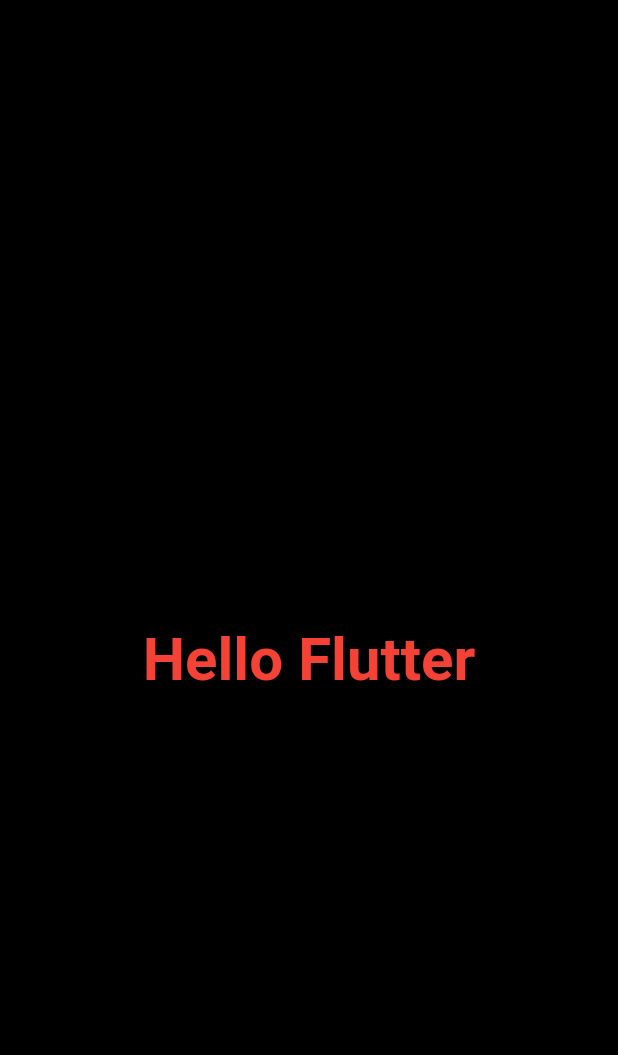
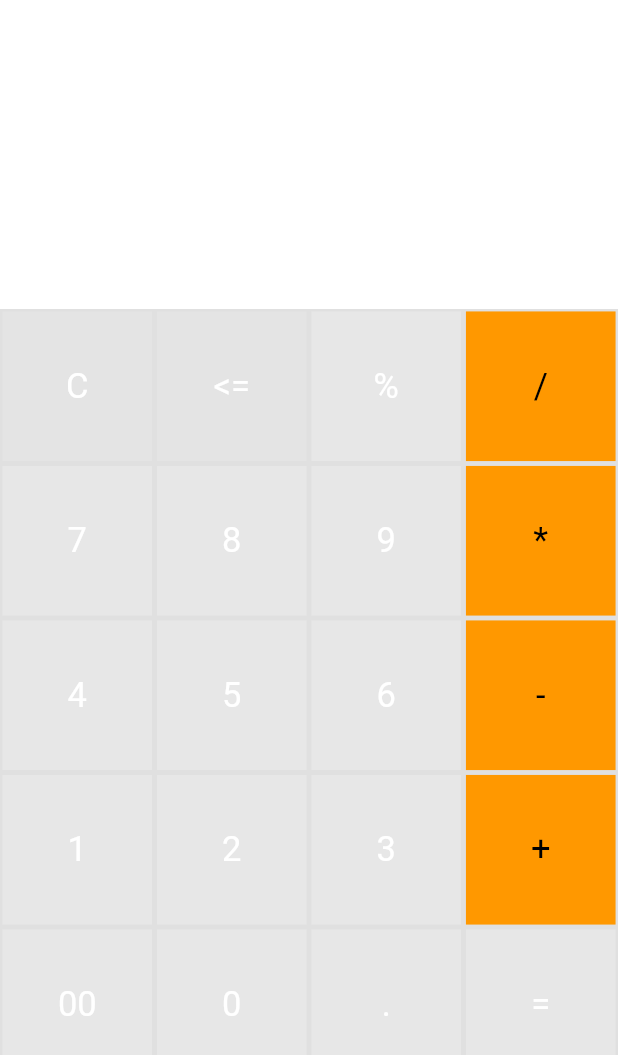
Before and after one commit to AliomarADI/FlutterHello, a Flutter app: the screen it shows after launch, on a phone screen of 412 x 824 dp. Shown: the top 1055 px of the screen. Run offline on Flutter 3.47's test engine with Material 2 defaults, Android fonts, the phone set to English and light mode, and no system bars; our stand-ins replace math_expressions.

```diff
--- /dev/null
+++ b/lib/buttons.dart
@@ -0,0 +1,31 @@
+import 'package:flutter/material.dart';
+
+class MyButton extends StatelessWidget {
+
+  final color;
+  final textColor;
+  final String buttonText;
+  final buttonTapped;
+
+  MyButton({this.color, this.textColor,this.buttonText, this.buttonTapped});
+
+  @override
+  Widget build(BuildContext context) {
+    return  GestureDetector(
+      onTap: buttonTapped,
+        child:Padding(
+        padding: const EdgeInsets.all(1.5),
+          child: ClipRRect(
+          borderRadius: BorderRadius.circular(0),
+              child: Container(
+                color: color,
+                  child: Center(child: Text(buttonText,
+                    style: TextStyle(color: textColor,fontSize: 23),),),
+      ),
+    ))
+    );
+  }
+
+
+
+}
--- a/lib/main.dart
+++ b/lib/main.dart
@@ -1,29 +1,144 @@
 import 'package:flutter/material.dart';
+import 'package:flutter_first_app/buttons.dart';
+import 'package:math_expressions/math_expressions.dart';
+void main() => runApp(Calc());
 
-void main() {
-  runApp(
-      MaterialApp(
-        home: Scaffold(
-          appBar: AppBar(
-            title: Text(""),
-            centerTitle: true,
-            backgroundColor: Colors.black,
+    class Calc extends StatelessWidget{
+
+      @override
+      Widget build(BuildContext context) {
+      return MaterialApp(
+        debugShowCheckedModeBanner: false,
+        home: HomePage(),
+      );//Material App
+        throw UnimplementedError();
+      }
+    }
+
+    class HomePage extends StatefulWidget{
+    @override
+    _HomePageState createState() => _HomePageState();
+  }
+
+  class _HomePageState extends State<HomePage>{
+
+      final List<String> buttons =
+      [
+        "C" , "<=" , "%" , "/",
+        "7" , "8" , "9" , "*",
+        "4" , "5" , "6" , "-",
+        "1" , "2" , "3" , "+",
+        "00" , "0" , "." , "=",
+      ];
+
+      var userQuestion = "Hello";
+      var userAnswer = "Answer";
+
+  @override
+  Widget build(BuildContext context) {
+    return Scaffold(
+      backgroundColor: Colors.white10,
+      body:Column(
+        children: <Widget>[
+          Expanded(
+              child: Container(
+                child:
+                Column(
+                  mainAxisAlignment: MainAxisAlignment.spaceEvenly,
+                  children: <Widget>[
+                    SizedBox(height: 50,),
+                    Container(
+                      padding: EdgeInsets.all(20),
+                      alignment: Alignment.centerLeft,
+                        child: Text(userQuestion,
+                          style: TextStyle(color: Colors.white, fontSize: 25),)),
+                    Container(alignment: Alignment.centerRight,
+                        padding: EdgeInsets.all(20),
+                        child: Text(userAnswer,
+                      style: TextStyle(color: Colors.white,fontSize: 25),))
+                    // Text(userQuestion, style: TextStyle(color: Colors.white),),
+                    // Text(userAnswer, style: TextStyle(color: Colors.white),)
+                  ],
+                ),
+              )
           ),
-          body: Center(
-            child: Text(
-              "Hello Flutter",
-              textAlign: TextAlign.center,
-              style: TextStyle(
-                  fontSize: 40.0,
-                  fontStyle: FontStyle.normal,
-                  fontWeight: FontWeight.bold,
-                  color: Colors.red
-              ),
-            ),
+          Expanded(
+            flex: 3,
+              child: Container(color: Colors.black12,
+              //create buttons here
+              child: GridView.builder(
+                itemCount: buttons.length,
+                  gridDelegate: SliverGridDelegateWithFixedCrossAxisCount(crossAxisCount: 4),
+
+                  itemBuilder: (BuildContext context, int index){
+
+                  if(index == 0){
+                    //Clear all questions
+                    return MyButton(
+                      buttonTapped: (){
+                        setState(() {
+                          userQuestion = "";
+                        });
+                      },
+                        buttonText: buttons[index],
+                        color: Colors.white12,
+                        textColor: Colors.white, );
+                  }else if(index == 1){ // DEL LAST SYMBOL
+                    return MyButton(
+                      buttonTapped: (){
+                        setState(() {
+                          userQuestion = userQuestion.substring(0, userQuestion.length-1 );
+                        });
+                      },
+                      buttonText: buttons[index],
+                      color: Colors.white12,
+                      textColor: Colors.white, );
+                  }
+                  else if(index == buttons.length-1){  // MODE
+                    return MyButton(
+                      buttonTapped: (){
+                        equalVoid();
+                      },
+                      buttonText: buttons[index],
+                      color: Colors.white24,
+                      textColor: Colors.white, );
+                  }
+                  else{
+                    return MyButton(
+                      buttonTapped: (){
+                        setState(() {
+                          userQuestion += buttons[index];
+                        });
+                      },
+                    buttonText: buttons[index],
+                    color: !isOperator( buttons[index]) ? Colors.white24 : Colors.orange,
+                    textColor: !isOperator(buttons[index]) ? Colors.white : Colors.black,
+                    ); }
+
+
+
+                  }),
+              )
           ),
-          backgroundColor: Colors.black,
+        ],
+      ),
+    );
+  }
 
-        ),
-      )
-  );
-}
+  bool isOperator(String x){
+    if(x == '-' || x == '+' || x == '*' || x == '/'){
+      return true;
+    }
+    return false;
+  }
+
+  void equalVoid(){
+    String lastQuestion = userQuestion;
+      Parser p = Parser();
+      Expression exp = p.parse(lastQuestion);
+      ContextModel contextModel = ContextModel();
+      double eval = exp.evaluate(EvaluationType.REAL, contextModel);
+
+      userAnswer = eval.toString();
+  }
+  }
--- a/pubspec.yaml
+++ b/pubspec.yaml
@@ -28,6 +28,7 @@ dependencies:
   # The following adds the Cupertino Icons font to your application.
   # Use with the CupertinoIcons class for iOS style icons.
   cupertino_icons: ^1.0.0
+  math_expressions: ^2.0.0
 
 dev_dependencies:
   flutter_test:
```
Also changed, not shown: pubspec.lock.
